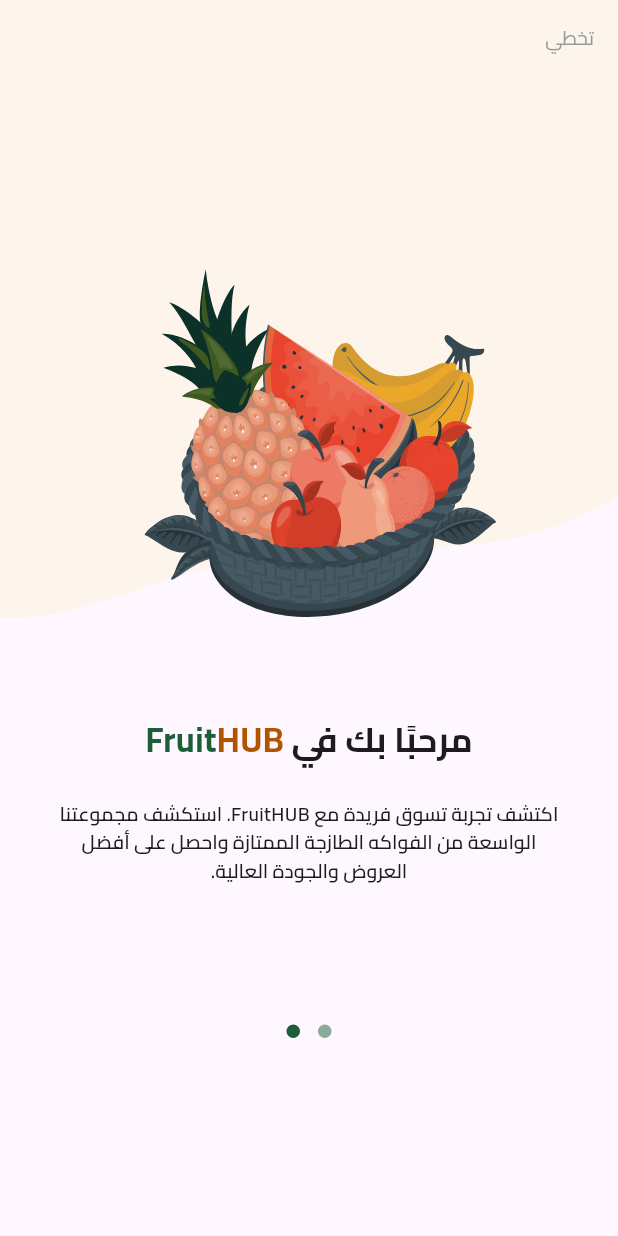
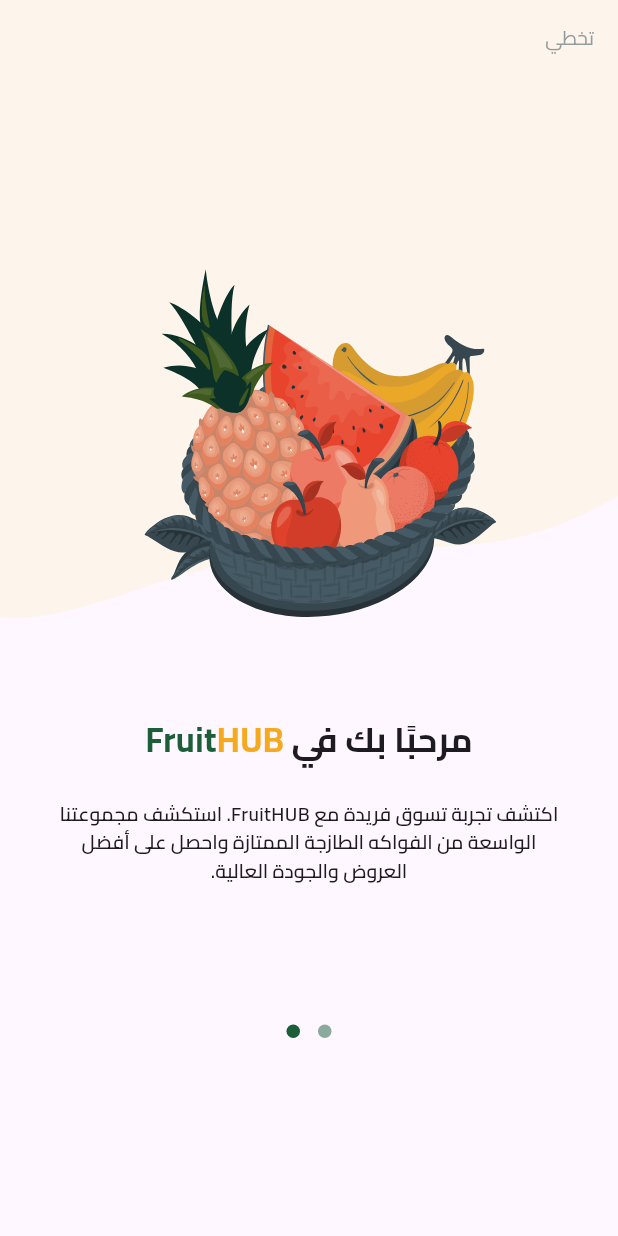
Before and after one commit to AliMohamed-Ali/Fruite-Shop, a Flutter app: the screen it shows after launch, on a phone screen of 412 x 824 dp. Run offline on Flutter 3.47's test engine with Material 3 defaults, Android fonts, the phone set to English and light mode, and no system bars; drawn by our look-alikes of dots_indicator; our stand-ins replace flutter_svg.

Commit message:
add more fonts

```diff
--- a/lib/features/onboarding/presentation/views/widgets/onboarding_page_view.dart
+++ b/lib/features/onboarding/presentation/views/widgets/onboarding_page_view.dart
@@ -27,7 +27,7 @@
               ),
               Text("HUB",
                   style: TextStyles.bold23
-                      .copyWith(color: const Color(0xFFAF5500))),
+                      .copyWith(color: AppColors.secondaryColor)),
               Text("Fruit",
                   style: TextStyles.bold23
                       .copyWith(color: AppColors.primaryColor)),
@@ -39,7 +39,10 @@
         PageViewItem(
           image: Assets.imagesPageViewItem2Image,
           backgroundImage: Assets.imagesPageViewItem2BackgroundImage,
-          title: Text(S.of(context).onBoardingTitle2,style: TextStyles.bold23,),
+          title: Text(
+            S.of(context).onBoardingTitle2,
+            style: TextStyles.bold23,
+          ),
           subtitle: S.of(context).onBoardingSubtitle2,
           isVisible: false,
         ),
--- a/lib/features/onboarding/presentation/views/widgets/page_view_item.dart
+++ b/lib/features/onboarding/presentation/views/widgets/page_view_item.dart
@@ -60,7 +60,7 @@
           title,
           const SizedBox(height: 24),
           Padding(
-            padding: const EdgeInsets.symmetric(horizontal: 32.0),
+            padding: const EdgeInsets.symmetric(horizontal: 37.0),
             child: Text(subtitle,
                 textAlign: TextAlign.center, style: TextStyles.semiBold13),
           ),
--- a/pubspec.yaml
+++ b/pubspec.yaml
@@ -76,6 +76,8 @@
     - family: Cairo
       fonts:
         - asset: assets/fonts/Cairo-Regular.ttf
+        - asset: assets/fonts/Cairo-Medium.ttf
+          weight: 500
         - asset: assets/fonts/Cairo-SemiBold.ttf
           weight: 600
         - asset: assets/fonts/Cairo-Bold.ttf
```
Also changed, not shown: assets/fonts/Cairo-Medium.ttf (added).
